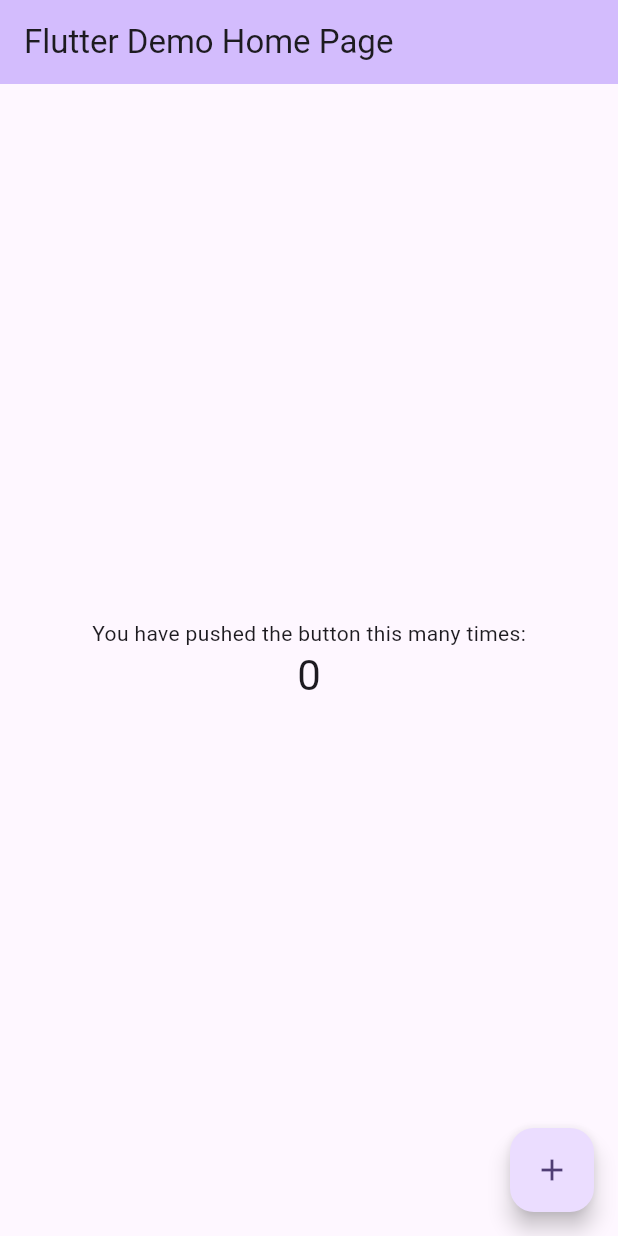
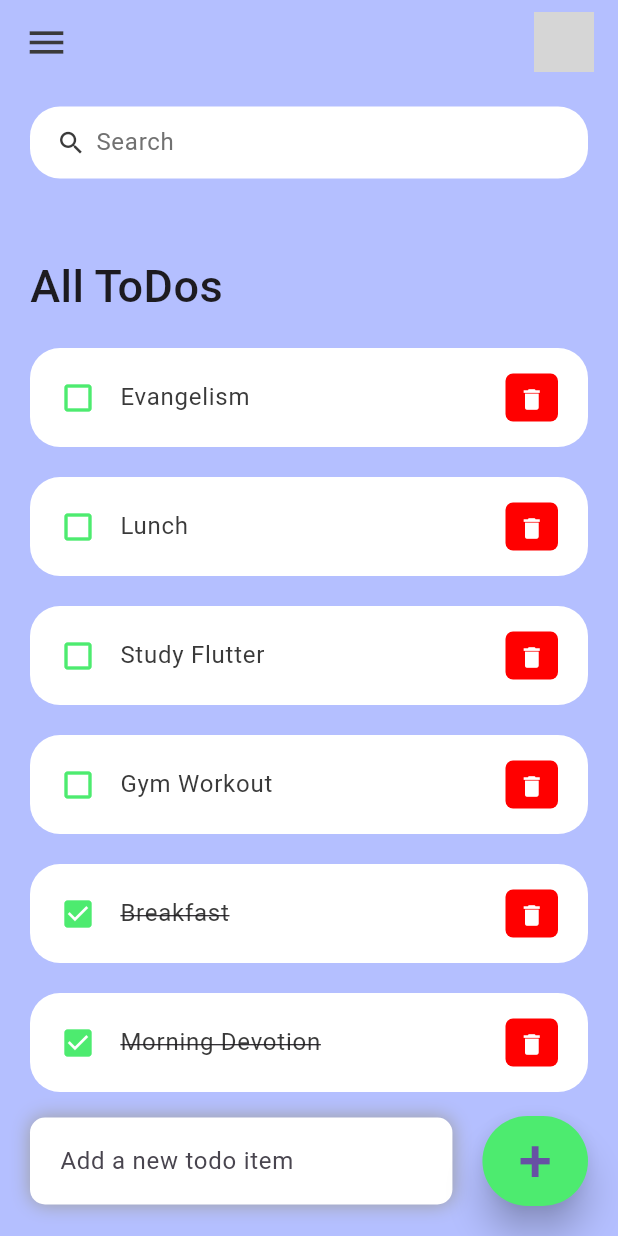
Before and after one commit to gioyap/flutter_todo_app, a Flutter app: the screen it shows after launch, on a phone screen of 412 x 824 dp. Run offline on Flutter 3.47's test engine with Material 3 defaults, Android fonts, the phone set to English and light mode, and no system bars; grey boxes are pictures that could not be loaded.

Commit message:
able to do crud and filtered data

```diff
--- /dev/null
+++ b/lib/constants/colors.dart
@@ -0,0 +1,9 @@
+import 'package:flutter/material.dart';
+
+const Color tdRed = Color.fromARGB(255, 255, 0, 0);
+const Color tdGreen = Color.fromARGB(255, 77, 235, 111);
+
+const Color tdBlack = Color(0xFF3A3A3A);
+const Color tdGrey = Color(0xFF717171);
+
+const Color tdBGColor = Color.fromARGB(255, 180, 191, 255);
--- a/lib/main.dart
+++ b/lib/main.dart
@@ -1,4 +1,6 @@
 import 'package:flutter/material.dart';
+import 'package:flutter/services.dart';
+import './screens/home.dart';
 
 void main() {
   runApp(const MyApp());
@@ -10,116 +12,12 @@ class MyApp extends StatelessWidget {
   // This widget is the root of your application.
   @override
   Widget build(BuildContext context) {
-    return MaterialApp(
-      title: 'Flutter Demo',
-      theme: ThemeData(
-        // This is the theme of your application.
-        //
-        // TRY THIS: Try running your application with "flutter run". You'll see
-        // the application has a purple toolbar. Then, without quitting the app,
-        // try changing the seedColor in the colorScheme below to Colors.green
-        // and then invoke "hot reload" (save your changes or press the "hot
-        // reload" button in a Flutter-supported IDE, or press "r" if you used
-        // the command line to start the app).
-        //
-        // Notice that the counter didn't reset back to zero; the application
-        // state is not lost during the reload. To reset the state, use hot
-        // restart instead.
-        //
-        // This works for code too, not just values: Most code changes can be
-        // tested with just a hot reload.
-        colorScheme: ColorScheme.fromSeed(seedColor: Colors.deepPurple),
-        useMaterial3: true,
-      ),
-      home: const MyHomePage(title: 'Flutter Demo Home Page'),
+    SystemChrome.setSystemUIOverlayStyle(
+        const SystemUiOverlayStyle(statusBarColor: Colors.transparent));
+    return const MaterialApp(
+      debugShowCheckedModeBanner: false,
+      title: 'ToDo App',
+      home: Home(),
     );
   }
 }
-
-class MyHomePage extends StatefulWidget {
-  const MyHomePage({super.key, required this.title});
-
-  // This widget is the home page of your application. It is stateful, meaning
-  // that it has a State object (defined below) that contains fields that affect
-  // how it looks.
-
-  // This class is the configuration for the state. It holds the values (in this
-  // case the title) provided by the parent (in this case the App widget) and
-  // used by the build method of the State. Fields in a Widget subclass are
-  // always marked "final".
-
-  final String title;
-
-  @override
-  State<MyHomePage> createState() => _MyHomePageState();
-}
-
-class _MyHomePageState extends State<MyHomePage> {
-  int _counter = 0;
-
-  void _incrementCounter() {
-    setState(() {
-      // This call to setState tells the Flutter framework that something has
-      // changed in this State, which causes it to rerun the build method below
-      // so that the display can reflect the updated values. If we changed
-      // _counter without calling setState(), then the build method would not be
-      // called again, and so nothing would appear to happen.
-      _counter++;
-    });
-  }
-
-  @override
-  Widget build(BuildContext context) {
-    // This method is rerun every time setState is called, for instance as done
-    // by the _incrementCounter method above.
-    //
-    // The Flutter framework has been optimized to make rerunning build methods
-    // fast, so that you can just rebuild anything that needs updating rather
-    // than having to individually change instances of widgets.
-    return Scaffold(
-      appBar: AppBar(
-        // TRY THIS: Try changing the color here to a specific color (to
-        // Colors.amber, perhaps?) and trigger a hot reload to see the AppBar
-        // change color while the other colors stay the same.
-        backgroundColor: Theme.of(context).colorScheme.inversePrimary,
-        // Here we take the value from the MyHomePage object that was created by
-        // the App.build method, and use it to set our appbar title.
-        title: Text(widget.title),
-      ),
-      body: Center(
-        // Center is a layout widget. It takes a single child and positions it
-        // in the middle of the parent.
-        child: Column(
-          // Column is also a layout widget. It takes a list of children and
-          // arranges them vertically. By default, it sizes itself to fit its
-          // children horizontally, and tries to be as tall as its parent.
-          //
-          // Column has various properties to control how it sizes itself and
-          // how it positions its children. Here we use mainAxisAlignment to
-          // center the children vertically; the main axis here is the vertical
-          // axis because Columns are vertical (the cross axis would be
-          // horizontal).
-          //
-          // TRY THIS: Invoke "debug painting" (choose the "Toggle Debug Paint"
-          // action in the IDE, or press "p" in the console), to see the
-          // wireframe for each widget.
-          mainAxisAlignment: MainAxisAlignment.center,
-          children: <Widget>[
-            const Text(
-              'You have pushed the button this many times:',
-            ),
-            Text(
-              '$_counter',
-              style: Theme.of(context).textTheme.headlineMedium,
-            ),
-          ],
-        ),
-      ),
-      floatingActionButton: FloatingActionButton(
-        onPressed: _incrementCounter,
-        tooltip: 'Increment',
-        child: const Icon(Icons.add),
-      ), // This trailing comma makes auto-formatting nicer for build methods.
-    );
-  }
-}
--- /dev/null
+++ b/lib/model/todo.dart
@@ -0,0 +1,22 @@
+class ToDo {
+  String? id;
+  String? todoText;
+  bool isDone;
+
+  ToDo({
+    required this.id,
+    required this.todoText,
+    this.isDone = false,
+  });
+
+  static List<ToDo> todoList() {
+    return [
+      ToDo(id: '01', todoText: 'Morning Devotion', isDone: true ),
+      ToDo(id: '02', todoText: 'Breakfast', isDone: true ),
+      ToDo(id: '03', todoText: 'Gym Workout', ),
+      ToDo(id: '04', todoText: 'Study Flutter', ),
+      ToDo(id: '05', todoText: 'Lunch', ),
+      ToDo(id: '06', todoText: 'Evangelism', ),
+    ];
+  }
+}
--- /dev/null
+++ b/lib/screens/home.dart
@@ -0,0 +1,219 @@
+import 'package:flutter/material.dart';
+
+import '../model/todo.dart';
+import '../constants/colors.dart';
+import '../widgets/todo_item.dart';
+
+class Home extends StatefulWidget {
+  const Home({super.key});
+
+  @override
+  State<Home> createState() => _HomeState();
+}
+
+class _HomeState extends State<Home> {
+  final todosList = ToDo.todoList();
+  List<ToDo> _foundToDo = [];
+  final _todoController = TextEditingController();
+
+  @override
+  void initState() {
+    _foundToDo = todosList;
+    super.initState();
+  }
+
+  @override
+  Widget build(BuildContext context) {
+    return Scaffold(
+      backgroundColor: tdBGColor,
+      appBar: _buildAppBar(),
+      body: Stack(
+        children: [
+          Container(
+            padding: const EdgeInsets.symmetric(
+              horizontal: 20,
+              vertical: 15,
+            ),
+            child: Column(
+              children: [
+                searchBox(),
+                Expanded(
+                  child: ListView(
+                    children: [
+                      Container(
+                        margin: const EdgeInsets.only(
+                          top: 50,
+                          bottom: 20,
+                        ),
+                        child: const Text(
+                          'All ToDos',
+                          style: TextStyle(
+                            fontSize: 30,
+                            fontWeight: FontWeight.w500,
+                          ),
+                        ),
+                      ),
+                      for (ToDo todoo in _foundToDo.reversed)
+                        ToDoItem(
+                          todo: todoo,
+                          onToDoChanged: _handleToDoChange,
+                          onDeleteItem: _deleteToDoItem,
+                        ),
+                    ],
+                  ),
+                )
+              ],
+            ),
+          ),
+          Align(
+            alignment: Alignment.bottomCenter,
+            child: Row(children: [
+              Expanded(
+                child: Container(
+                  margin: const EdgeInsets.only(
+                    bottom: 20,
+                    right: 20,
+                    left: 20,
+                  ),
+                  padding: const EdgeInsets.symmetric(
+                    horizontal: 20,
+                    vertical: 5,
+                  ),
+                  decoration: BoxDecoration(
+                    color: Colors.white,
+                    boxShadow: const [
+                      BoxShadow(
+                        color: Colors.grey,
+                        offset: Offset(0.0, 0.0),
+                        blurRadius: 10.0,
+                        spreadRadius: 0.0,
+                      ),
+                    ],
+                    borderRadius: BorderRadius.circular(10),
+                  ),
+                  child: TextField(
+                    controller: _todoController,
+                    decoration: const InputDecoration(
+                        hintText: 'Add a new todo item',
+                        border: InputBorder.none),
+                  ),
+                ),
+              ),
+              Container(
+                margin: const EdgeInsets.only(
+                  bottom: 20,
+                  right: 20,
+                ),
+                child: ElevatedButton(
+                  onPressed: () {
+                    _addToDoItem(_todoController.text);
+                  },
+                  style: ElevatedButton.styleFrom(
+                    backgroundColor: tdGreen,
+                    minimumSize: const Size(60, 60),
+                    elevation: 10,
+                  ),
+                  child: const Text(
+                    '+',
+                    style: TextStyle(
+                      fontSize: 40,
+                    ),
+                  ),
+                ),
+              ),
+            ]),
+          ),
+        ],
+      ),
+    );
+  }
+//crud function
+  void _handleToDoChange(ToDo todo) {
+    setState(() {
+      todo.isDone = !todo.isDone;
+    });
+  }
+
+  void _deleteToDoItem(String id) {
+    setState(() {
+      todosList.removeWhere((item) => item.id == id);
+    });
+  }
+
+  void _addToDoItem(String toDo) {
+    setState(() {
+      todosList.add(ToDo(
+        id: DateTime.now().millisecondsSinceEpoch.toString(),
+        todoText: toDo,
+      ));
+    });
+    _todoController.clear();
+  }
+
+  void _runFilter(String enteredKeyword) {
+    List<ToDo> results = [];
+    if (enteredKeyword.isEmpty) {
+      results = todosList;
+    } else {
+      results = todosList
+          .where((item) => item.todoText!
+              .toLowerCase()
+              .contains(enteredKeyword.toLowerCase()))
+          .toList();
+    }
+
+    setState(() {
+      _foundToDo = results;
+    });
+  }
+//filtering
+  Widget searchBox() {
+    return Container(
+      padding: const EdgeInsets.symmetric(horizontal: 15),
+      decoration: BoxDecoration(
+        color: Colors.white,
+        borderRadius: BorderRadius.circular(20),
+      ),
+      child: TextField(
+        onChanged: (value) => _runFilter(value),
+        decoration: const InputDecoration(
+          contentPadding: EdgeInsets.all(0),
+          prefixIcon: Icon(
+            Icons.search,
+            color: tdBlack,
+            size: 20,
+          ),
+          prefixIconConstraints: BoxConstraints(
+            maxHeight: 20,
+            minWidth: 25,
+          ),
+          border: InputBorder.none,
+          hintText: 'Search',
+          hintStyle: TextStyle(color: tdGrey),
+        ),
+      ),
+    );
+  }
+
+  AppBar _buildAppBar() {
+    return AppBar(
+      backgroundColor: tdBGColor,
+      elevation: 0,
+      title: Row(mainAxisAlignment: MainAxisAlignment.spaceBetween, children: [
+        const Icon(
+          Icons.menu,
+          color: tdBlack,
+          size: 30,
+        ),
+        SizedBox(
+          height: 40,
+          width: 40,
+          child: ClipRRect(
+            borderRadius: BorderRadius.circular(20),
+            child: Image.asset('assets/images/avatar.jpeg'),
+          ),
+        ),
+      ]),
+    );
+  }
+}
--- /dev/null
+++ b/lib/widgets/todo_item.dart
@@ -0,0 +1,68 @@
+// ignore_for_file: prefer_typing_uninitialized_variables
+
+import 'package:flutter/material.dart';
+
+import '../model/todo.dart';
+import '../constants/colors.dart';
+
+class ToDoItem extends StatelessWidget {
+  final ToDo todo;
+  final onToDoChanged;
+  final onDeleteItem;
+
+  const ToDoItem({
+    super.key,
+    required this.todo,
+    required this.onToDoChanged,
+    required this.onDeleteItem,
+  });
+
+  @override
+  Widget build(BuildContext context) {
+    return Container(
+      margin: const EdgeInsets.only(bottom: 20),
+      child: ListTile(
+        onTap: () {
+          // print('Clicked on Todo Item.');
+          onToDoChanged(todo);
+        },
+        shape: RoundedRectangleBorder(
+          borderRadius: BorderRadius.circular(20),
+        ),
+        contentPadding: const EdgeInsets.symmetric(horizontal: 20, vertical: 5),
+        tileColor: Colors.white,
+        leading: Icon(
+          todo.isDone ? Icons.check_box : Icons.check_box_outline_blank,
+          color: tdGreen,
+        ),
+        title: Text(
+          todo.todoText!,
+          style: TextStyle(
+            fontSize: 16,
+            color: tdBlack,
+            decoration: todo.isDone ? TextDecoration.lineThrough : null,
+          ),
+        ),
+        trailing: Container(
+          padding: const EdgeInsets.all(0),
+          margin: const EdgeInsets.symmetric(vertical: 12),
+          height: 35,
+          width: 35,
+          decoration: BoxDecoration(
+            color: tdRed,
+            borderRadius: BorderRadius.circular(5),
+          ),
+          child: IconButton(
+            color: Colors.white,
+            iconSize: 18,
+            icon: const Icon(Icons.delete),
+            onPressed: () {
+              // print('Clicked on delete icon');
+              onDeleteItem(todo.id);
+            },
+          ),
+        ),
+      ),
+    );
+  }
+}
```
Also changed, not shown: assets/images/avatar.jpeg (added), 1 other file.
